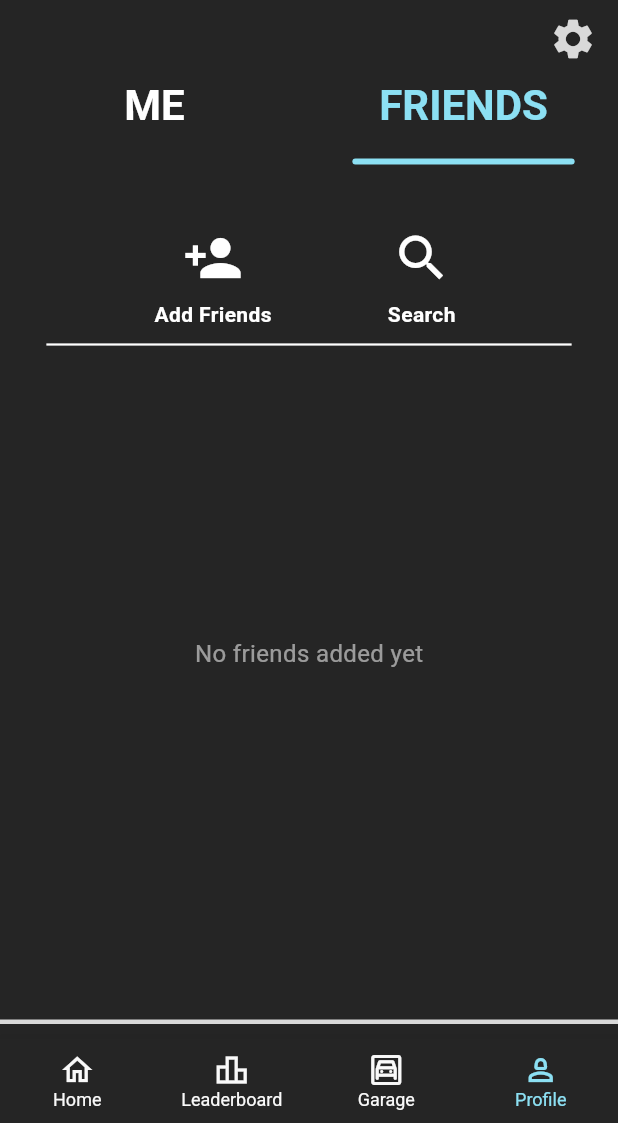
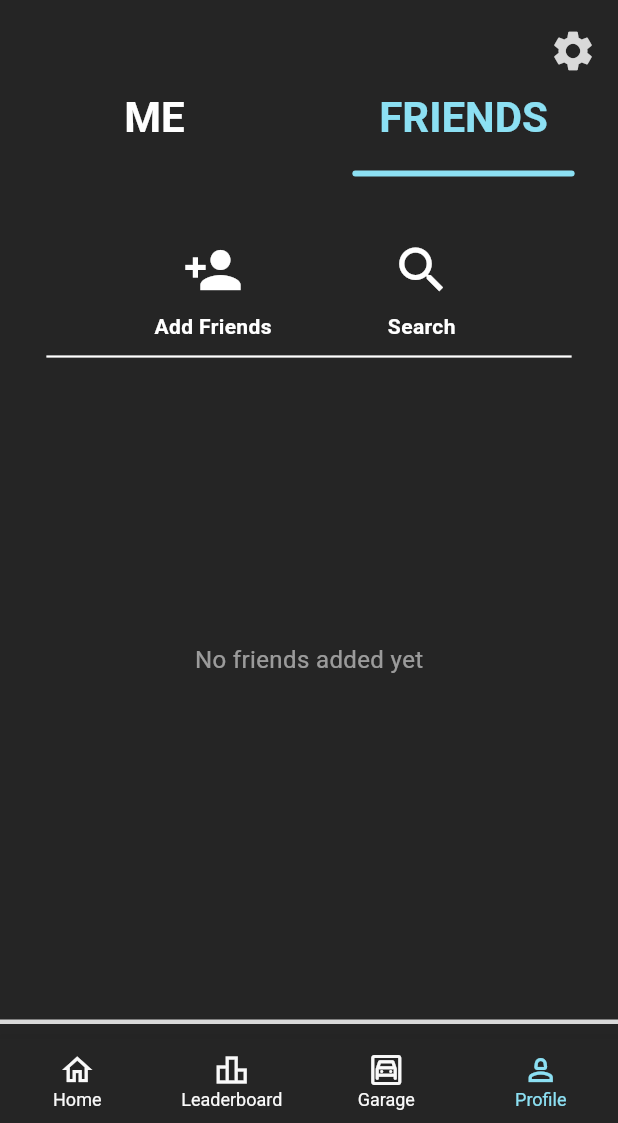
Before and after one commit to jwlim94/drive_safe, a Flutter app: the ProfileScreen screen opened by its route, tab 2 chosen, on a phone screen of 412 x 824 dp, the part 113-1236 px from its top. Run offline on Flutter 3.47's test engine with Material 3 defaults, Android fonts, the phone set to English and light mode, and no system bars; our stand-ins replace carousel_slider, cloud_firestore, confetti, firebase_auth, firebase_core, flutter_riverpod and 3 more; accounts and stored records are empty; generated files the repository leaves out were written again.

Commit message:
global header modification and apply to multiple screens

```diff
--- a/lib/src/features/leaderboard/presentation/leaderboard_screen.dart
+++ b/lib/src/features/leaderboard/presentation/leaderboard_screen.dart
@@ -48,7 +48,9 @@ class _LeaderboardScreenState extends ConsumerState<LeaderboardScreen>
     final currentUser = ref.watch(currentUserStateProvider);
 
     return Scaffold(
-      body: Column(
+      body: Padding(
+        padding: const EdgeInsets.only(top: 8),
+        child: Column(
           children: [
             TabBar(
               controller: _tabController,
@@ -227,6 +229,7 @@ class _LeaderboardScreenState extends ConsumerState<LeaderboardScreen>
             ],
           ],
         ),
+      ),
     );
   }
 }
--- a/lib/src/features/user/presentation/profile/profile_screen.dart
+++ b/lib/src/features/user/presentation/profile/profile_screen.dart
@@ -38,7 +38,9 @@ class _ProfileScreenState extends State<ProfileScreen>
     final double horizontalPadding = screenWidth * 0.075;
 
     return Scaffold(
-      body: Column(
+      body: Padding(
+        padding: const EdgeInsets.only(top: 8),
+        child: Column(
           crossAxisAlignment: CrossAxisAlignment.end,
           children: [
             IconButton(
@@ -95,6 +97,7 @@ class _ProfileScreenState extends State<ProfileScreen>
             )),
           ],
         ),
+      ),
     );
   }
 }
--- a/lib/src/routing/utils/scaffold_with_nested_navigation.dart
+++ b/lib/src/routing/utils/scaffold_with_nested_navigation.dart
@@ -37,7 +37,6 @@ class ScaffoldWithNestedNavigation extends StatelessWidget {
             'assets/images/checkered_flag.svg',
             width: double.infinity,
             fit: BoxFit.cover,
-            height: 75,
           ),
         ),
       ),
```
Also changed, not shown: lib/src/features/home/presentation/home_screen.dart (+3 -6 lines). Lines whose indentation alone changed are shown as unchanged.
